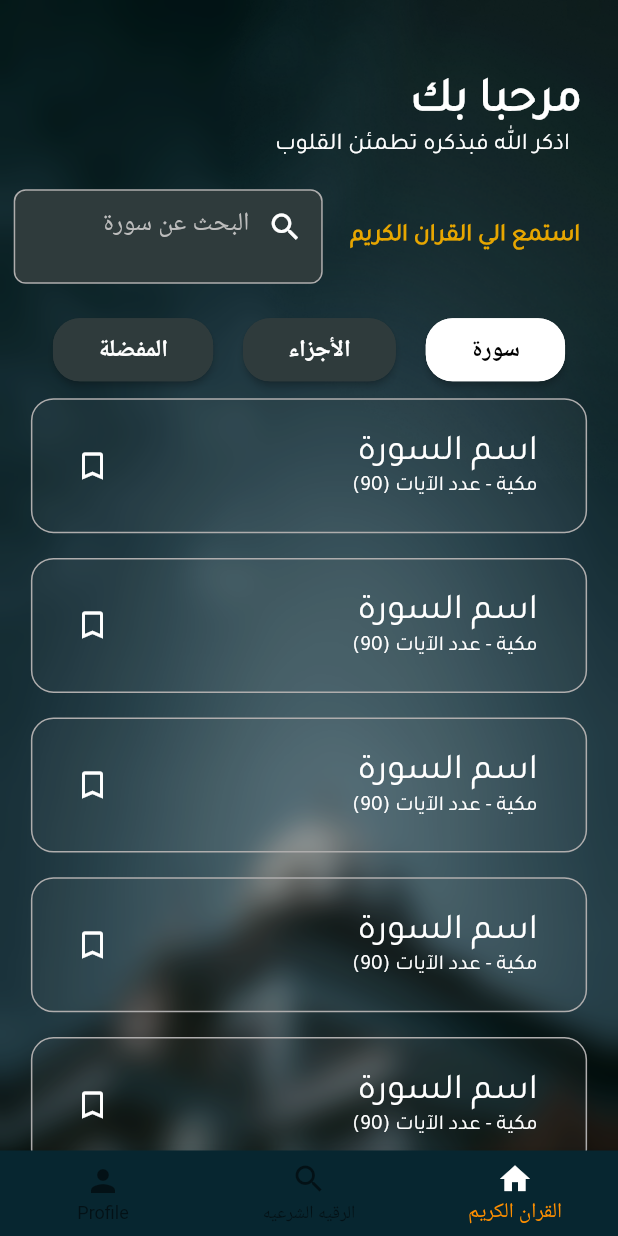
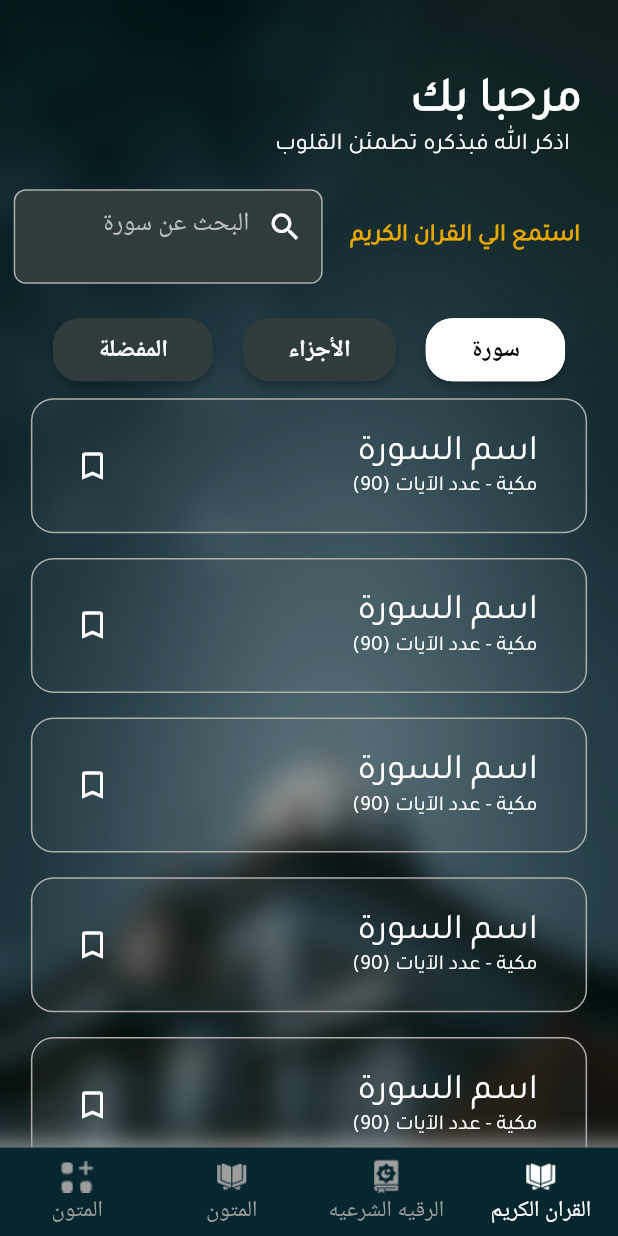
Before and after one commit to Mohamed-Abdel-Rahem/quran, a Flutter app: the screen it shows after launch, on a phone screen of 412 x 824 dp. Run offline on Flutter 3.47's test engine with Material 3 defaults, Android fonts, the phone set to English and light mode, and no system bars; our stand-ins replace device_preview, firebase_core; accounts and stored records are empty.

Commit message:
finshBottomNavigationBar

```diff
--- a/lib/screens/quran_page.dart
+++ b/lib/screens/quran_page.dart
@@ -108,11 +108,9 @@ class QuranPage extends StatelessWidget {
               ],
             ),
           ),
-          Align(
-              alignment: Alignment.bottomCenter,
-              child: CusotmBottomNavigationBar()),
         ],
       ),
+      bottomNavigationBar: CusotmBottomNavigationBar(),
     );
   }
 }
--- a/lib/widgets/custom_bottom_bar.dart
+++ b/lib/widgets/custom_bottom_bar.dart
@@ -11,12 +11,6 @@ class CusotmBottomNavigationBar extends StatefulWidget {
 class _CusotmBottomNavigationBarState extends State<CusotmBottomNavigationBar> {
   int _selectedIndex = 0;
 
-  static const List<Widget> _widgetOptions = <Widget>[
-    Text('القران الكريم'),
-    Text('الرقيه الشرعيه'),
-    Text('Profile'),
-  ];
-
   void _onItemTapped(int index) {
     setState(() {
       _selectedIndex = index;
@@ -25,28 +19,51 @@ class _CusotmBottomNavigationBarState extends State<CusotmBottomNavigationBar> {
 
   @override
   Widget build(BuildContext context) {
-    return BottomNavigationBar(
-      items: const <BottomNavigationBarItem>[
+    return SizedBox(
+      child: BottomNavigationBar(
+        type: BottomNavigationBarType.fixed,
+
+        items: <BottomNavigationBarItem>[
           BottomNavigationBarItem(
-          icon: Icon(
-            Icons.home,
-            color: Colors.white,
+            icon: ImageIcon(
+              AssetImage('assets/icons/quran.png'),
+              color: _selectedIndex == 0 ? Colors.white : Colors.grey,
             ),
             label: 'القران الكريم',
           ),
           BottomNavigationBarItem(
-          icon: Icon(Icons.search),
+            icon: ImageIcon(
+              AssetImage('assets/icons/ruqia.png'),
+              color: _selectedIndex == 1 ? Colors.white : Colors.grey,
+            ),
             label: 'الرقيه الشرعيه',
           ),
           BottomNavigationBarItem(
-          icon: Icon(Icons.person),
-          label: 'Profile',
+            icon: ImageIcon(
+              AssetImage('assets/icons/quran.png'),
+              color: _selectedIndex == 2 ? Colors.white : Colors.grey,
+            ),
+            label: 'المتون',
+          ),
+          BottomNavigationBarItem(
+            icon: ImageIcon(
+              AssetImage('assets/icons/more.png'),
+              color: _selectedIndex == 3 ? Colors.white : Colors.grey,
+            ),
+            label: 'المتون',
           ),
         ],
-      backgroundColor: Color(0xff072630),
+        backgroundColor:
+            Color(0xff072730), // Ensuring the background color is set
         currentIndex: _selectedIndex,
-      selectedItemColor: Colors.amber[800],
+        selectedItemColor: Colors.white,
+        selectedLabelStyle: TextStyle(color: Colors.white),
+        unselectedLabelStyle: TextStyle(color: Colors.grey),
+        unselectedItemColor: Colors.grey,
+        selectedFontSize: 15,
+        unselectedFontSize: 15,
         onTap: _onItemTapped,
+      ),
     );
   }
 }
--- a/pubspec.yaml
+++ b/pubspec.yaml
@@ -65,6 +65,7 @@ flutter:
   assets:
     - assets/background/
     - assets/ellipse/
+    - assets/icons/
 
   # An image asset can refer to one or more resolution-specific "variants", see
   # https://flutter.dev/assets-and-images/#resolution-aware
```
Also changed, not shown: assets/icons/more.png (added). Lines whose indentation alone changed are shown as unchanged.
